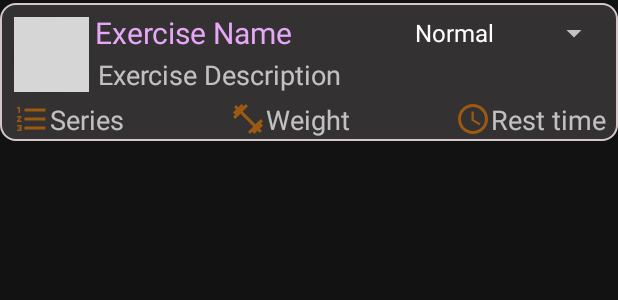
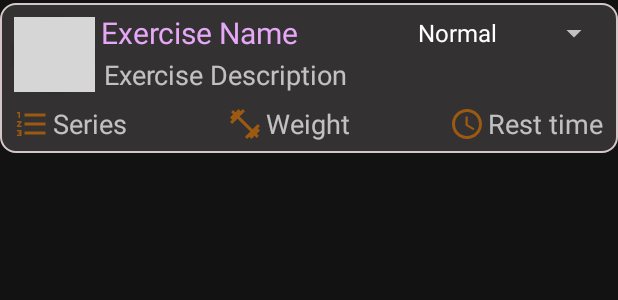
Before and after one commit to TierriGomes/my-workout-organizer, an Android app: the layout recycleritem_exercise_container.xml on its own in the app's theme, with its tools: preview values and no code run, on a phone screen of 412 x 824 dp. Shown: the top 300 px of the screen. Run offline under Robolectric (Android 15) with nearby library versions, the phone set to English and light mode, and no system bars; Roboto replaces fonts that are not available here; grey boxes are pictures that could not be loaded.

Commit message:
menu with white items bug fixed giving a style to the overflowmenu in theme.xml

```diff
--- a/app/src/main/res/layout/recycleritem_exercise_container.xml
+++ b/app/src/main/res/layout/recycleritem_exercise_container.xml
@@ -11,11 +11,13 @@
 
     <androidx.cardview.widget.CardView
         android:id="@+id/cardviewExercisePicture"
-        android:layout_width="50dp"
-        android:layout_height="50dp"
+        android:layout_width="0dp"
+        android:layout_height="0dp"
         android:layout_marginStart="7dp"
         android:layout_marginTop="7dp"
-        app:cardCornerRadius="90dp"
+        app:cardCornerRadius="50dp"
+        app:layout_constraintBottom_toTopOf="@+id/guideline2"
+        app:layout_constraintEnd_toStartOf="@+id/guideline"
         app:layout_constraintStart_toStartOf="parent"
         app:layout_constraintTop_toTopOf="parent">
 
@@ -62,24 +64,27 @@
         android:id="@+id/imageViewSeries"
         android:layout_width="wrap_content"
         android:layout_height="wrap_content"
-        android:layout_marginTop="6dp"
         android:src="@drawable/baseline_series"
+        app:layout_constraintBottom_toBottomOf="@+id/editTextSeries"
         app:layout_constraintHorizontal_chainStyle="spread_inside"
         app:layout_constraintStart_toStartOf="@+id/cardviewExercisePicture"
-        app:layout_constraintTop_toBottomOf="@+id/cardviewExercisePicture" />
+        app:layout_constraintTop_toTopOf="@+id/editTextSeries" />
 
     <EditText
         android:id="@+id/editTextSeries"
         style="@style/style_small_texts"
         android:layout_marginTop="6dp"
+        android:layout_marginBottom="3dp"
         android:hint="@string/hint_series"
         android:inputType="number"
         android:maxLength="@integer/max_length_numeric_inputs"
+        android:padding="2dp"
+        app:layout_constraintBottom_toBottomOf="parent"
         app:layout_constraintEnd_toStartOf="@+id/editTextWeight"
         app:layout_constraintHorizontal_bias="0.5"
         app:layout_constraintHorizontal_chainStyle="spread_inside"
         app:layout_constraintStart_toEndOf="@+id/imageViewSeries"
-        app:layout_constraintTop_toBottomOf="@+id/cardviewExercisePicture" />
+        app:layout_constraintTop_toBottomOf="@+id/editTextExerciseDescription" />
 
     <ImageView
         android:id="@+id/imageViewWeight"
@@ -97,6 +102,7 @@
         android:hint="@string/hint_weight"
         android:inputType="number"
         android:maxLength="@integer/max_length_numeric_inputs"
+        android:padding="2dp"
         app:layout_constraintBottom_toBottomOf="@+id/editTextSeries"
         app:layout_constraintEnd_toStartOf="@+id/editTextRestTime"
         app:layout_constraintHorizontal_bias="0.5"
@@ -120,6 +126,7 @@
         android:hint="@string/hint_resttime"
         android:inputType="number"
         android:maxLength="@integer/max_length_numeric_inputs"
+        android:padding="2dp"
         app:layout_constraintBottom_toBottomOf="@+id/editTextSeries"
         app:layout_constraintEnd_toEndOf="parent"
         app:layout_constraintStart_toEndOf="@+id/editTextWeight"
@@ -148,5 +155,19 @@
         app:layout_constraintTop_toTopOf="@+id/editTextExerciseDescription"
         app:srcCompat="@drawable/baseline_alert_error" />
 
+    <androidx.constraintlayout.widget.Guideline
+        android:id="@+id/guideline"
+        android:layout_width="wrap_content"
+        android:layout_height="wrap_content"
+        android:orientation="vertical"
+        app:layout_constraintGuide_percent="0.15" />
+
+    <androidx.constraintlayout.widget.Guideline
+        android:id="@+id/guideline2"
+        android:layout_width="wrap_content"
+        android:layout_height="wrap_content"
+        android:orientation="horizontal"
+        app:layout_constraintGuide_percent="0.6" />
+
 
 </androidx.constraintlayout.widget.ConstraintLayout>
--- a/app/src/main/res/menu/menu_theme.xml
+++ b/app/src/main/res/menu/menu_theme.xml
@@ -8,4 +8,5 @@
     <item
         android:id="@+id/setLightMode"
         android:title="light mode" />
+
 </menu>
--- a/app/src/main/res/values-night/themes.xml
+++ b/app/src/main/res/values-night/themes.xml
@@ -14,5 +14,7 @@
         <!-- Customize your theme here. -->
         <item name="windowActionBar">false</item>
         <item name="windowNoTitle">true</item>
+
+        <item name="actionOverflowMenuStyle">@style/myThemeMenu</item>
     </style>
 </resources>
--- a/app/src/main/res/values/styles.xml
+++ b/app/src/main/res/values/styles.xml
@@ -21,4 +21,6 @@
         <item name="android:background">@null</item>
         <item name="android:textSize">18sp</item>
     </style>
+
+    <style name="myThemeMenu" parent="Base.Widget.AppCompat.PopupMenu.Overflow"/>
 </resources>
--- a/app/src/main/res/values/themes.xml
+++ b/app/src/main/res/values/themes.xml
@@ -14,5 +14,7 @@
         <!-- Customize your theme here. -->
         <item name="windowActionBar">false</item>
         <item name="windowNoTitle">true</item>
+
+        <item name="actionOverflowMenuStyle">@style/myThemeMenu</item>
     </style>
 </resources>
```
Also changed, not shown: app/src/main/java/com/tierriapps/myworkoutorganizer/feature_main/presenter/MainActivity.kt (+17 -14 lines), app/src/main/java/com/tierriapps/myworkoutorganizer/feature_main/presenter/fragments/CreateNewWorkoutFragment.kt (+7 -1 lines), app/src/main/res/layout/recycleritem_exercise_main_container.xml (+15 -6 lines), app/src/main/res/layout/recycleritem_training_to_do.xml (+13 -5 lines).
